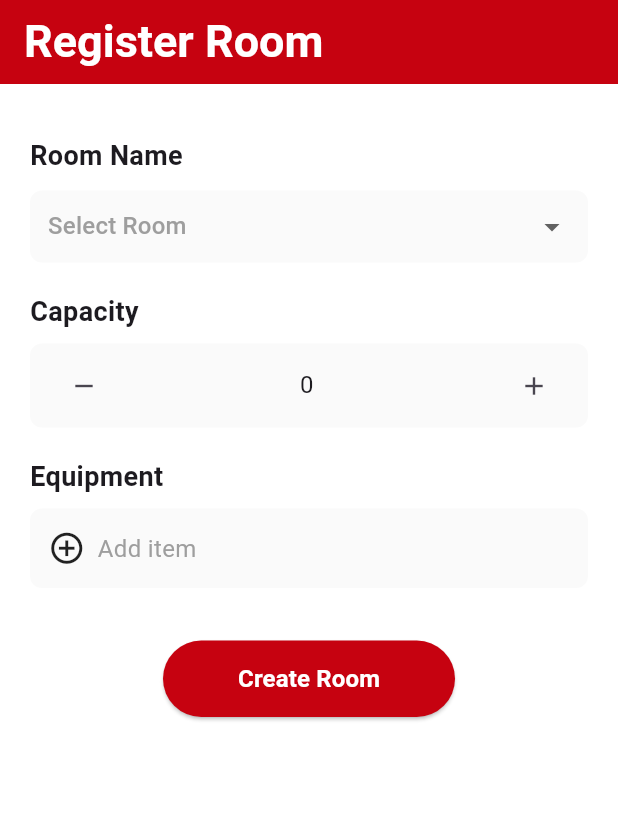
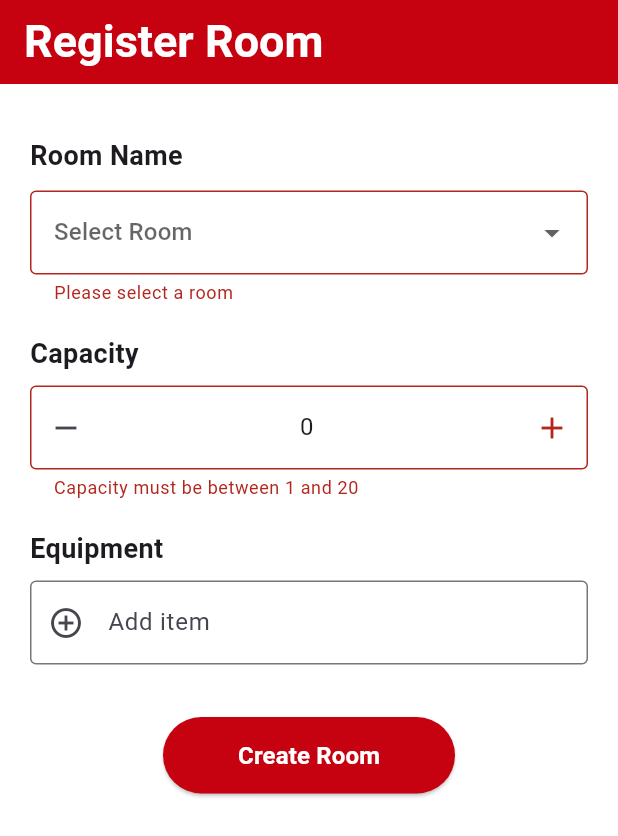
Before and after one commit to Ghamani121/Room_Management_System, a Flutter app: the screen it shows after launch, after a tap on "Create Room", on a phone screen of 412 x 824 dp. Shown: the top 836 px of the screen. Run offline on Flutter 3.47's test engine with Material 3 defaults, Android fonts, the phone set to English and light mode, and no system bars.

Commit message:
register room widgeet is done

```diff
--- /dev/null
+++ b/frontend/lib/features/rooms/viewmodels/register_room_viewmodel.dart
@@ -0,0 +1,107 @@
+import 'package:flutter/material.dart';
+import '../rooms.model.dart';
+
+class RegisterRoomViewModel extends ChangeNotifier {
+  // State
+  String? selectedRoom;
+  int capacity = 0;
+  final TextEditingController capacityController = TextEditingController();
+  final List<String> equipment = [];
+
+  // Form key
+  final GlobalKey<FormState> formKey = GlobalKey<FormState>();
+
+  RegisterRoomViewModel() {
+    capacityController.text = capacity.toString();
+  }
+
+  // --- Room ---
+  void setRoom(String? value) {
+    selectedRoom = value;
+    notifyListeners();
+  }
+
+  String? validateRoom(String? value) {
+    if (value == null || value.isEmpty) {
+      return "Please select a room";
+    }
+    if (value != "Ajeya" && value != "Bhishma") {
+      return "Invalid room selected";
+    }
+    return null;
+  }
+
+  // --- Capacity ---
+  void increaseCapacity() {
+    if (capacity < 20) {
+      capacity++;
+      capacityController.text = capacity.toString();
+      notifyListeners();
+    }
+  }
+
+  void decreaseCapacity() {
+    if (capacity > 1) {
+      capacity--;
+      capacityController.text = capacity.toString();
+      notifyListeners();
+    }
+  }
+
+  void onCapacityChanged(String value) {
+    final parsed = int.tryParse(value);
+    if (parsed != null && parsed >= 1 && parsed <= 20) {
+      capacity = parsed;
+    } else {
+      capacity = 0;
+    }
+    notifyListeners();
+  }
+
+  String? validateCapacity(String? value) {
+    if (value == null || value.isEmpty) {
+      return "Capacity is required";
+    }
+    final numValue = int.tryParse(value);
+    if (numValue == null || numValue < 1 || numValue > 20) {
+      return "Capacity must be between 1 and 20";
+    }
+    return null;
+  }
+
+  // --- Equipment ---
+  void addEquipment(String item) {
+    if (item.trim().isNotEmpty) {
+      equipment.add(item.trim());
+      notifyListeners();
+    }
+  }
+
+  void removeEquipment(String item) {
+    equipment.remove(item);
+    notifyListeners();
+  }
+
+  // --- Build Room Object ---
+  Room buildRoom() {
+    return Room(
+      name: selectedRoom ?? "",
+      capacity: capacity,
+      equipment: equipment,
+    );
+  }
+
+  // --- Validation ---
+  bool validateForm() {
+    return formKey.currentState?.validate() ?? false;
+  }
+
+  // --- Reset ---
+  void resetForm() {
+    selectedRoom = null;
+    capacity = 0;
+    capacityController.clear();
+    equipment.clear();
+    notifyListeners();
+  }
+}
--- a/frontend/lib/features/rooms/views/register_room.dart
+++ /dev/null
@@ -1,199 +0,0 @@
-import 'package:flutter/material.dart';
-
-class RegisterRoomPage extends StatefulWidget {
-  const RegisterRoomPage({super.key});
-
-  @override
-  State<RegisterRoomPage> createState() => _RegisterRoomPageState();
-}
-
-class _RegisterRoomPageState extends State<RegisterRoomPage> {
-  String? selectedRoom; // for dropdown
-  int capacity = 0; // for capacity field
-  final TextEditingController capacityController = TextEditingController();
-
-  @override
-  void initState() {
-    super.initState();
-    capacityController.text = capacity.toString();
-  }
-
-  @override
-  void dispose() {
-    capacityController.dispose();
-    super.dispose();
-  }
-
-  @override
-  Widget build(BuildContext context) {
-    return Scaffold(
-      backgroundColor: Colors.white,
-      appBar: AppBar(
-        title: const Text(
-          "Register Room",
-          style: TextStyle(
-            fontSize: 30,
-            fontWeight: FontWeight.bold,
-            color: Colors.white,
-          ),
-        ),
-        backgroundColor: const Color(0xFFC60210),
-      ),
-      body: SafeArea(
-        child: Padding(
-          padding: const EdgeInsets.all(20.0),
-          child: Column(
-            crossAxisAlignment: CrossAxisAlignment.start,
-            children: [
-              const SizedBox(height: 15),
-
-              // Room Name Dropdown
-              const Text("Room Name",
-                  style: TextStyle(fontSize: 18, fontWeight: FontWeight.bold)),
-              const SizedBox(height: 10),
-              Container(
-                padding: const EdgeInsets.symmetric(horizontal: 12),
-                decoration: BoxDecoration(
-                  borderRadius: BorderRadius.circular(8),
-                  color: Colors.grey[50],
-                ),
-                child: DropdownButton<String>(
-                  isExpanded: true,
-                  value: selectedRoom,
-                  underline: const SizedBox(),
-                  hint: const Text(
-                    "Select Room",
-                    style: TextStyle(fontSize: 16, color: Colors.grey),
-                  ),
-                  dropdownColor: Colors.white,
-                  items: const [
-                    DropdownMenuItem(value: "Room A", child: Text("Bhishma")),
-                    DropdownMenuItem(value: "Room B", child: Text("Ajeya")),
-                  ],
-                  onChanged: (value) {
-                    setState(() {
-                      selectedRoom = value;
-                    });
-                  },
-                ),
-              ),
-              const SizedBox(height: 20),
-
-              // Capacity (typeable + up/down)
-              const Text("Capacity",
-                  style: TextStyle(fontSize: 18, fontWeight: FontWeight.bold)),
-              const SizedBox(height: 8),
-              Container(
-                padding:
-                const EdgeInsets.symmetric(horizontal: 12, vertical: 4),
-                decoration: BoxDecoration(
-                  borderRadius: BorderRadius.circular(8),
-                  color: Colors.grey[50],
-                ),
-                child: Row(
-                  children: [
-                    // Down button
-                    IconButton(
-                      iconSize: 20,
-                      icon: const Icon(Icons.remove),
-                      onPressed: () {
-                        if (capacity > 0) {
-                          setState(() {
-                            capacity--;
-                            capacityController.text = capacity.toString();
-                          });
-                        }
-                      },
-                    ),
-                    // Editable text field
-                    Expanded(
-                      child: TextField(
-                        controller: capacityController,
-                        textAlign: TextAlign.center,
-                        keyboardType: TextInputType.number,
-                        decoration: const InputDecoration(
-                          border: InputBorder.none,
-                          hintText: "0",
-                        ),
-                        onChanged: (value) {
-                          setState(() {
-                            capacity = int.tryParse(value) ?? 0;
-                          });
-                        },
-                      ),
-                    ),
-                    // Up button
-                    IconButton(
-                      iconSize: 20,
-                      icon: const Icon(Icons.add),
-                      onPressed: () {
-                        setState(() {
-                          capacity++;
-                          capacityController.text = capacity.toString();
-                        });
-                      },
-                    ),
-                  ],
-                ),
-              ),
-              const SizedBox(height: 20),
-
-              // Equipment
-              const Text("Equipment",
-                  style: TextStyle(fontSize: 18, fontWeight: FontWeight.bold)),
-              const SizedBox(height: 8),
-              Container(
-                padding:
-                const EdgeInsets.symmetric(horizontal: 12, vertical: 14),
-                decoration: BoxDecoration(
-                  borderRadius: BorderRadius.circular(8),
-                  color: Colors.grey[50],
-                ),
-                child: Row(
-                  children: const [
-                    Icon(
-                      Icons.add_circle_outline,
-                      size: 25,
-                    ),
-                    SizedBox(width: 8),
-                    Text(
-                      "Add item",
-                      style: TextStyle(fontSize: 16, color: Colors.grey),
-                    ),
-                  ],
-                ),
-              ),
-              const SizedBox(height: 35),
-
-              // Create Room Button
-              Center(
-                child: ElevatedButton(
-                  style: ElevatedButton.styleFrom(
-                    backgroundColor: const Color(0xFFC60210),
-                    padding: const EdgeInsets.symmetric(
-                        horizontal: 50, vertical: 14),
-                    shape: RoundedRectangleBorder(
-                      borderRadius: BorderRadius.circular(30),
-                    ),
-                  ),
-                  onPressed: () {
-                    // Print values for now
-                    print("Room: $selectedRoom");
-                    print("Capacity: $capacity");
-                  },
-                  child: const Text(
-                    "Create Room",
-                    style: TextStyle(
-                        fontSize: 16,
-                        fontWeight: FontWeight.bold,
-                        color: Colors.white),
-                  ),
-                ),
-              )
-            ],
-          ),
-        ),
-      ),
-    );
-  }
-}
--- /dev/null
+++ b/frontend/lib/features/rooms/views/register_room_view.dart
@@ -0,0 +1,212 @@
+import 'package:flutter/material.dart';
+import '../rooms.model.dart';
+import '../viewmodels/register_room_viewmodel.dart';
+
+class RegisterRoomView extends StatefulWidget {
+  const RegisterRoomView({super.key});
+
+  @override
+  State<RegisterRoomView> createState() => _RegisterRoomViewState();
+}
+
+class _RegisterRoomViewState extends State<RegisterRoomView> {
+  final RegisterRoomViewModel vm = RegisterRoomViewModel();
+  final TextEditingController _equipmentController = TextEditingController();
+
+  @override
+  void dispose() {
+    vm.capacityController.dispose();
+    _equipmentController.dispose();
+    super.dispose();
+  }
+
+  void _resetForm() {
+    setState(() {
+      vm.resetForm();
+      _equipmentController.clear();
+    });
+  }
+
+  @override
+  Widget build(BuildContext context) {
+    return Scaffold(
+      backgroundColor: Colors.white,
+      appBar: AppBar(
+        title: const Text("Register Room",
+            style: TextStyle(
+                fontSize: 30, fontWeight: FontWeight.bold, color: Colors.white)),
+        backgroundColor: const Color(0xFFC60210),
+      ),
+      body: SafeArea(
+        child: Padding(
+          padding: const EdgeInsets.all(20.0),
+          child: Form(
+            key: vm.formKey,
+            child: Column(
+              crossAxisAlignment: CrossAxisAlignment.start,
+              children: [
+                const SizedBox(height: 15),
+                _buildRoomDropdown(),
+                const SizedBox(height: 20),
+                _buildCapacityField(),
+                const SizedBox(height: 20),
+                _buildEquipmentSection(),
+                const SizedBox(height: 35),
+                _buildCreateRoomButton(),
+              ],
+            ),
+          ),
+        ),
+      ),
+    );
+  }
+
+  /// --- Room Dropdown ---
+  Widget _buildRoomDropdown() {
+    return Column(
+      crossAxisAlignment: CrossAxisAlignment.start,
+      children: [
+        const Text("Room Name",
+            style: TextStyle(fontSize: 18, fontWeight: FontWeight.bold)),
+        const SizedBox(height: 10),
+        DropdownButtonFormField<String>(
+          value: vm.selectedRoom,
+          isExpanded: true,
+          decoration: const InputDecoration(
+            border: OutlineInputBorder(),
+          ),
+          hint: const Text("Select Room"),
+          dropdownColor: Colors.white,
+          items: const [
+            DropdownMenuItem(value: "Bhishma", child: Text("Bhishma")),
+            DropdownMenuItem(value: "Ajeya", child: Text("Ajeya")),
+          ],
+          validator: vm.validateRoom,
+          onChanged: (value) => setState(() => vm.setRoom(value)),
+        ),
+      ],
+    );
+  }
+
+  /// --- Capacity Field ---
+  Widget _buildCapacityField() {
+    return Column(
+      crossAxisAlignment: CrossAxisAlignment.start,
+      children: [
+        const Text("Capacity",
+            style: TextStyle(fontSize: 18, fontWeight: FontWeight.bold)),
+        const SizedBox(height: 8),
+        TextFormField(
+          controller: vm.capacityController,
+          textAlign: TextAlign.center,
+          keyboardType: TextInputType.number,
+          decoration: InputDecoration(
+            border: const OutlineInputBorder(),
+            hintText: "Enter capacity",
+            prefixIcon: IconButton(
+              icon: const Icon(Icons.remove),
+              onPressed: () => setState(() => vm.decreaseCapacity()),
+            ),
+            suffixIcon: IconButton(
+              icon: const Icon(Icons.add),
+              onPressed: () => setState(() => vm.increaseCapacity()),
+            ),
+          ),
+          validator: vm.validateCapacity,
+          onChanged: vm.onCapacityChanged,
+        ),
+      ],
+    );
+  }
+
+  /// --- Equipment Section ---
+  Widget _buildEquipmentSection() {
+    return Column(
+      crossAxisAlignment: CrossAxisAlignment.start,
+      children: [
+        const Text("Equipment",
+            style: TextStyle(fontSize: 18, fontWeight: FontWeight.bold)),
+        const SizedBox(height: 8),
+
+        // List of added equipment
+        if (vm.equipment.isNotEmpty) ...[
+          Column(
+            children: vm.equipment
+                .map((item) => Padding(
+                      padding: const EdgeInsets.symmetric(vertical: 6),
+                      child: TextFormField(
+                        readOnly: true,
+                        initialValue: item,
+                        decoration: InputDecoration(
+                          border: const OutlineInputBorder(),
+                          filled: true,
+                          fillColor: Colors.grey[50],
+                          suffixIcon: IconButton(
+                            icon: const Icon(Icons.close,
+                                size: 20, color: Colors.grey),
+                            onPressed: () {
+                              setState(() {
+                                vm.removeEquipment(item);
+                              });
+                            },
+                          ),
+                        ),
+                      ),
+                    ))
+                .toList(),
+          ),
+          const SizedBox(height: 10),
+        ],
+
+        // Add item field
+        TextFormField(
+          controller: _equipmentController,
+          decoration: InputDecoration(
+            border: const OutlineInputBorder(),
+            hintText: "Add item",
+            prefixIcon: const Icon(Icons.add_circle_outline),
+          ),
+          onFieldSubmitted: (value) {
+            final text = value.trim();
+            if (text.isNotEmpty) {
+              setState(() {
+                vm.addEquipment(text);
+                _equipmentController.clear();
+              });
+            }
+          },
+        ),
+      ],
+    );
+  }
+
+  /// --- Create Room Button ---
+  Widget _buildCreateRoomButton() {
+    return Center(
+      child: ElevatedButton(
+        style: ElevatedButton.styleFrom(
+          backgroundColor: const Color(0xFFC60210),
+          padding: const EdgeInsets.symmetric(horizontal: 50, vertical: 14),
+          shape: RoundedRectangleBorder(
+            borderRadius: BorderRadius.circular(30),
+          ),
+        ),
+        onPressed: () {
+          if (vm.validateForm()) {
+            Room room = vm.buildRoom();
+            print("Room Created: ${room.toJson()}");
+
+            ScaffoldMessenger.of(context).showSnackBar(
+              const SnackBar(content: Text("Room created successfully!")),
+            );
+
+            _resetForm();
+          }
+        },
+        child: const Text("Create Room",
+            style: TextStyle(
+                fontSize: 16, fontWeight: FontWeight.bold, color: Colors.white)),
+      ),
+    );
+  }
+}
--- a/frontend/lib/main.dart
+++ b/frontend/lib/main.dart
@@ -1,5 +1,5 @@
 import 'package:flutter/material.dart';
-import 'features/rooms/views/register_room.dart';
+import 'features/rooms/views/register_room_view.dart';
 
 // entry point of flutter application
 //every flutter app starts from main funciton
@@ -22,7 +22,7 @@ class MyApp extends StatelessWidget {
       theme: ThemeData(
         primarySwatch: Colors.red,
       ),
-      home: const RegisterRoomPage(),
+      home: const RegisterRoomView(),
     );
   }
 }
```
Also changed, not shown: frontend/lib/features/rooms/viewmodels/register_room.dart (deleted), 1 other file.
